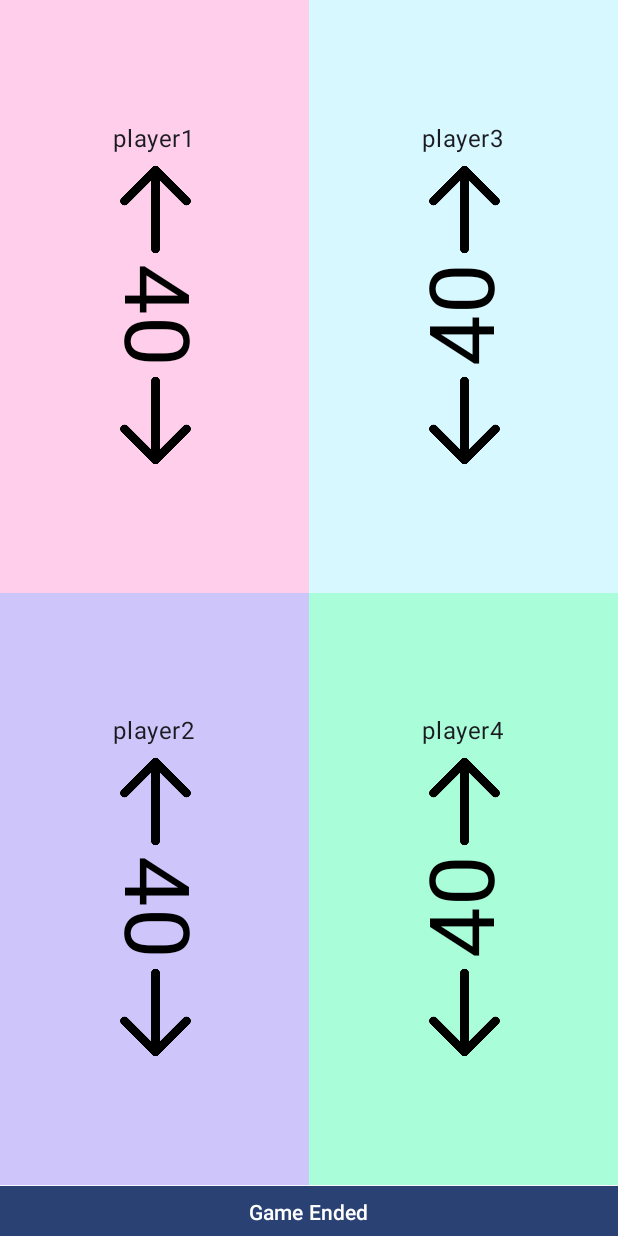
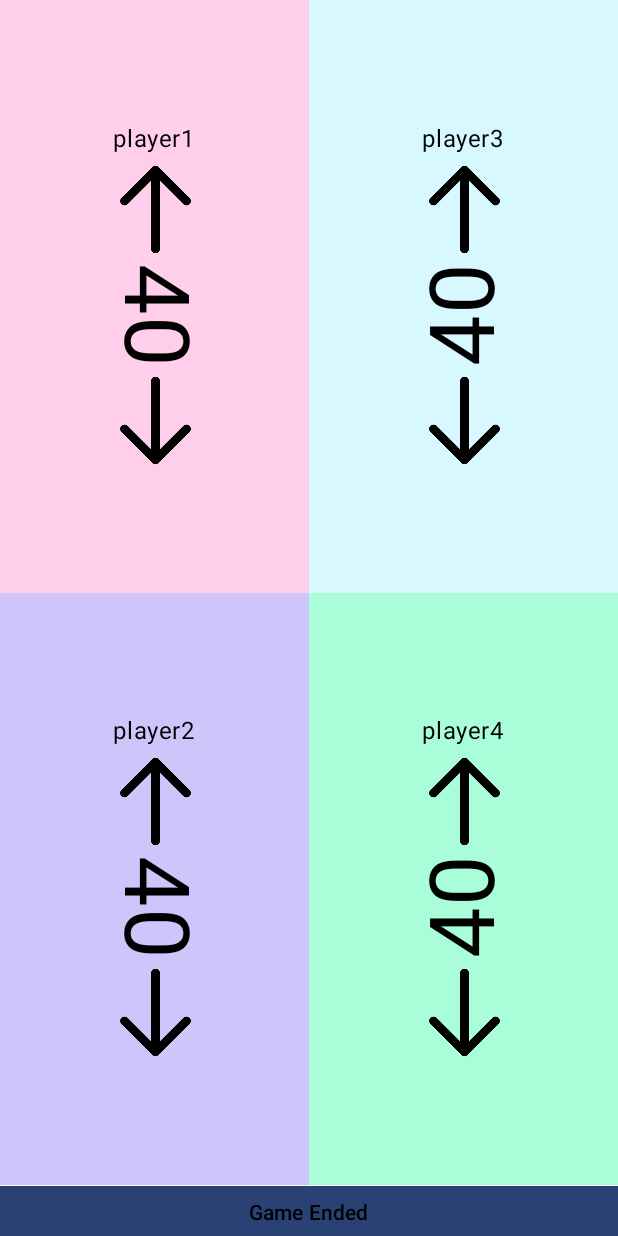
Before and after one commit to gvidas123/MtgLifeCounter, an Android app built with Jetpack Compose: the CommanderScreen screen opened through its navigation route, on a phone screen of 412 x 824 dp. Run offline under Robolectric (Android 15) with nearby library versions, the phone set to English and light mode, and no system bars.

Commit message:
mostly just set default text color to black

```diff
--- a/app/src/main/java/com/example/mtglifecounter/screens/CommanderScreen.kt
+++ b/app/src/main/java/com/example/mtglifecounter/screens/CommanderScreen.kt
@@ -52,14 +52,16 @@ fun CommanderScreen(
                 color = PinkPastel,
                 rotation = 90f,
                 addition = 1,
-                player = viewModel.player1
+                player = viewModel.player1,
+                viewModel = viewModel
             )
             Quadrant(
                 sizeW = 1f,
                 color = CyanPastel,
                 rotation = 270f,
                 addition = -1,
-                player = viewModel.player3
+                player = viewModel.player3,
+                viewModel = viewModel
             )
         }
         Column(
@@ -75,14 +77,16 @@ fun CommanderScreen(
                     color = PurplePastel,
                     rotation = 90f,
                     addition = 1,
-                    player = viewModel.player2
+                    player = viewModel.player2,
+                    viewModel = viewModel
                 )
                 Quadrant(
                     sizeW = 1f,
                     color = GreenPastel,
                     rotation = 270f,
                     addition = -1,
-                    player = viewModel.player4
+                    player = viewModel.player4,
+                    viewModel = viewModel
                 )
             }
             Button(
@@ -102,7 +106,7 @@ fun CommanderScreen(
     }
 }
 @Composable
-fun Quadrant(sizeW: Float,color: Color,rotation: Float,addition: Int,player : String) {
+fun Quadrant(sizeW: Float,color: Color,rotation: Float,addition: Int,player : String,viewModel: CounterViewModel) {
     val number = remember { mutableIntStateOf(40) }
 
     Column(
--- a/app/src/main/java/com/example/mtglifecounter/screens/EndScreen.kt
+++ b/app/src/main/java/com/example/mtglifecounter/screens/EndScreen.kt
@@ -29,7 +29,7 @@ fun EndScreen(
             val time = viewModel.startTime.toString()
             val endTime = Calendar.getInstance().time
             val playedTime = (System.currentTimeMillis() - viewModel.startTimeMilis) / 60000
-            Text(text = "players: ${viewModel.player1} $${viewModel.player2} ${viewModel.player3} ${viewModel.player4}")
+            Text(text = "players: ${viewModel.player1} ${viewModel.player2} ${viewModel.player3} ${viewModel.player4}")
             Text(text = "start of game: $time")
             Text(text = "End of game: $endTime")
             Text(text = "Total playtime in minutes: $playedTime")
--- a/app/src/main/java/com/example/mtglifecounter/ui/theme/CounterViewModel.kt
+++ b/app/src/main/java/com/example/mtglifecounter/ui/theme/CounterViewModel.kt
@@ -16,4 +16,8 @@ class CounterViewModel {
     var player4: String = "player4"
     var startTime: Date = currentTime
     var startTimeMilis: Long = 20
+    var player1LIfe: Int = 40
+    var player2LIfe: Int = 40
+    var player3LIfe: Int = 40
+    var player4LIfe: Int = 40
 }
--- a/app/src/main/java/com/example/mtglifecounter/ui/theme/Theme.kt
+++ b/app/src/main/java/com/example/mtglifecounter/ui/theme/Theme.kt
@@ -4,12 +4,15 @@ import android.app.Activity
 import android.os.Build
 import androidx.compose.foundation.isSystemInDarkTheme
 import androidx.compose.material3.MaterialTheme
+import androidx.compose.material3.ProvideTextStyle
 import androidx.compose.material3.darkColorScheme
 import androidx.compose.material3.dynamicDarkColorScheme
 import androidx.compose.material3.dynamicLightColorScheme
 import androidx.compose.material3.lightColorScheme
 import androidx.compose.runtime.Composable
+import androidx.compose.ui.graphics.Color
 import androidx.compose.ui.platform.LocalContext
+import androidx.compose.ui.text.TextStyle
 
 private val DarkColorScheme = darkColorScheme(
     primary = Greenish,
@@ -55,6 +58,11 @@ fun MtgLifeCounterTheme(
     MaterialTheme(
         colorScheme = colorScheme,
         typography = Typography,
-        content = content
+        content = {
+            ProvideTextStyle(
+                value = TextStyle(color = Color.Black),
+                content = content
+            )
+        }
     )
 }
```
